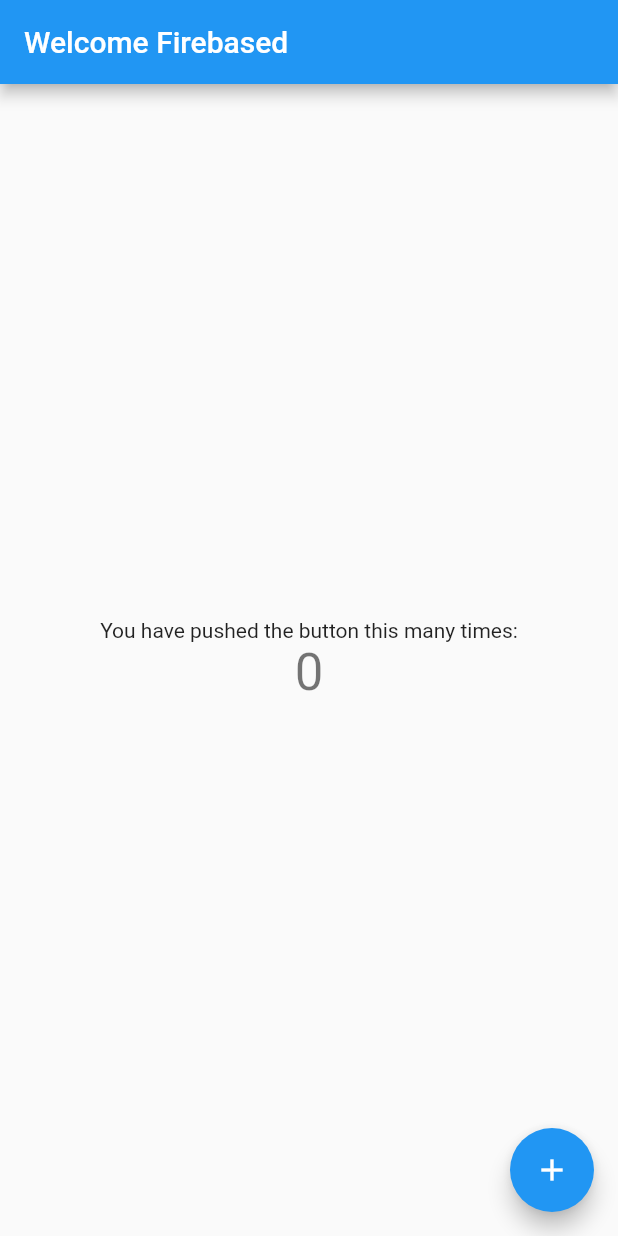
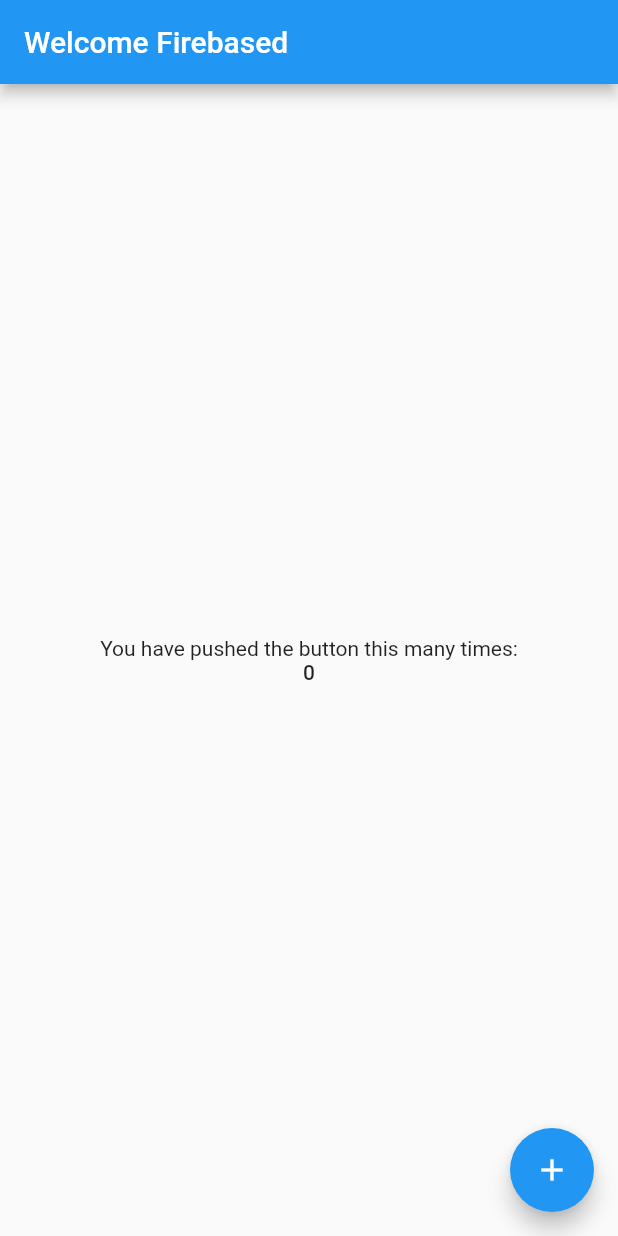
Before and after one commit to celsogithub/flutter-modular, a Flutter app: the screen it shows after launch, after a tap on "GO TO HOME", on a phone screen of 412 x 824 dp. Run offline on Flutter 3.47's test engine with Material 2 defaults, Android fonts, the phone set to English and light mode, and no system bars.

Commit message:
refactor: Removed unused and deprecated resources and imports

```diff
--- a/lib/presentation/ui/app.dart
+++ b/lib/presentation/ui/app.dart
@@ -1,12 +1,11 @@
 import 'package:flutter/material.dart';
-import 'package:flutter_modular_app/presentation/ui/home/home_page.dart';
 import 'package:flutter_modular_app/presentation/ui/login/login_page.dart';
 
 class MyApp extends StatelessWidget {
   @override
   Widget build(BuildContext context) {
     return MaterialApp(
-      title: 'Flutter Demo',
+      title: 'Flutter Modular Demo',
       theme: ThemeData(
         primarySwatch: Colors.blue,
       ),
--- a/lib/presentation/ui/home/home_page.dart
+++ b/lib/presentation/ui/home/home_page.dart
@@ -33,7 +33,7 @@ class _MyHomePageState extends State<MyHomePage> {
             ),
             Text(
               '$_counter',
-              style: Theme.of(context).textTheme.display1,
+              style: Theme.of(context).textTheme.bodyText1,
             ),
           ],
         ),
```
Also changed, not shown: 1 other file.
